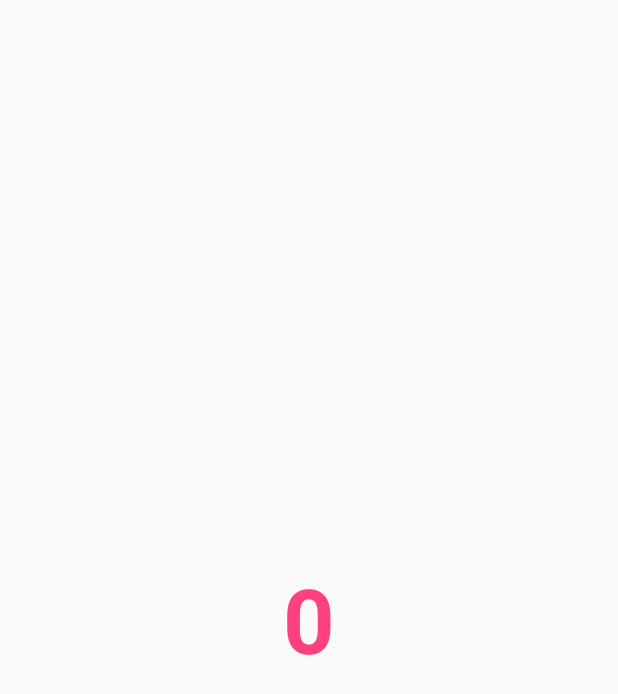
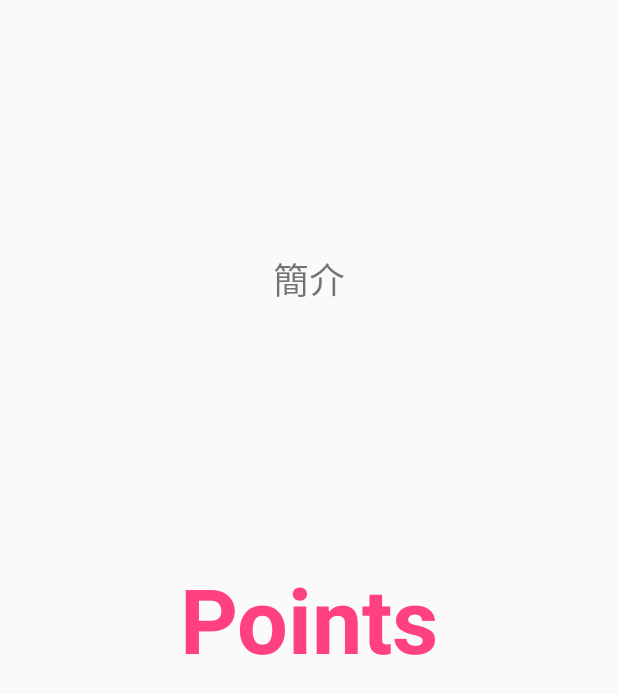
Before and after one commit to imonkey1220/E2GOGO, an Android app: the POINTSActivity screen opened directly, with no data from a screen before it, on a phone screen of 412 x 824 dp. Shown: the top 694 px of the screen. Run offline under Robolectric (Android 15) with nearby library versions, the phone set to English and light mode, and no system bars; our stand-ins replace Firebase (no records; nobody signed in at launch, a user with empty details on screens opened directly); libraries missing offline, so code that uses them is left out: com.firebase.ui; 2 statements that could not run were skipped.

Commit message:
start here

```diff
--- a/app/src/main/java/tw/imonkey/e2gogo/GUESTActivity.java
+++ b/app/src/main/java/tw/imonkey/e2gogo/GUESTActivity.java
@@ -34,7 +34,6 @@ public class GUESTActivity extends AppCompatActivity {
                         finish();
                     }
                 });
-
     }
 
 }
--- a/app/src/main/java/tw/imonkey/e2gogo/POINTSActivity.java
+++ b/app/src/main/java/tw/imonkey/e2gogo/POINTSActivity.java
@@ -12,6 +12,9 @@ import android.support.v7.widget.Toolbar;
 import android.view.View;
 import android.widget.TextView;
 
+import com.firebase.ui.auth.AuthUI;
+import com.google.android.gms.tasks.OnCompleteListener;
+import com.google.android.gms.tasks.Task;
 import com.google.firebase.auth.FirebaseAuth;
 import com.google.firebase.auth.FirebaseUser;
 import com.google.firebase.database.DataSnapshot;
@@ -24,10 +27,10 @@ public class POINTSActivity extends AppCompatActivity {
     public static final String devicePrefs = "devicePrefs";
     FirebaseAuth mAuth;
     FirebaseAuth.AuthStateListener mAuthListener;
-    DatabaseReference mPOINTS;
+    DatabaseReference mPOINTS, mDevice,mUsed;
     String memberEmail,deviceId,ACT;
-
-    TextView TVPoints;
+    Integer buyTimes;
+    TextView TVPoints,TVDescription;
 
     @Override
     protected void onCreate(Bundle savedInstanceState) {
@@ -38,9 +41,9 @@ public class POINTSActivity extends AppCompatActivity {
         Bundle extras = getIntent().getExtras();
         deviceId = extras.getString("deviceId");
         SharedPreferences settings = getSharedPreferences(devicePrefs, Context.MODE_PRIVATE);
-        ACT=settings.getString("ACT",null);
-        mPOINTS= FirebaseDatabase.getInstance().getReference("/LOG/POINTS/"+deviceId+"/"+ACT+"/");
-        TVPoints=(TextView) findViewById(R.id.textViewPoints);
+        ACT = settings.getString("ACT", null);
+        TVPoints = (TextView) findViewById(R.id.textViewPoints);
+        TVDescription = (TextView) findViewById(R.id.textViewDescription);
         mAuth = FirebaseAuth.getInstance();
         mAuthListener = new FirebaseAuth.AuthStateListener() {
             @Override
@@ -48,12 +51,38 @@ public class POINTSActivity extends AppCompatActivity {
                 FirebaseUser user = firebaseAuth.getCurrentUser();
                 if (user != null) {
                     memberEmail = user.getEmail();
-                    mPOINTS.orderByChild("memberEmail").equalTo(memberEmail).addListenerForSingleValueEvent(new ValueEventListener() {
+                    mDevice = FirebaseDatabase.getInstance().getReference("/DEVICE/" + deviceId);
+                    mDevice.child("DESCRIPTION").addValueEventListener(new ValueEventListener() {
                         @Override
                         public void onDataChange(DataSnapshot snapshot) {
-                            TVPoints.setText(String.valueOf(snapshot.getChildrenCount()));
+                            if(snapshot.getValue()!=null) {
+                                TVDescription.setText(snapshot.getValue().toString());
+                            }
                         }
+                        @Override
+                        public void onCancelled(DatabaseError databaseError) {
+                        }
+                    });
 
+                    mDevice.child("BUYTIMES").addValueEventListener(new ValueEventListener() {
+                        @Override
+                        public void onDataChange(DataSnapshot snapshot) {
+                            if (snapshot.getValue()!=null) {
+                                buyTimes = (int) snapshot.getValue();
+                            }
+                        }
+                        @Override
+                        public void onCancelled(DatabaseError databaseError) {
+                        }
+                    });
+                    mDevice.child("ACT").addValueEventListener(new ValueEventListener() {
+                        @Override
+                        public void onDataChange(DataSnapshot snapshot) {
+                            if (snapshot.getValue()!=null) {
+                                ACT =snapshot.getValue().toString();
+                                getPoints();
+                            }
+                        }
                         @Override
                         public void onCancelled(DatabaseError databaseError) {
                         }
@@ -61,6 +90,26 @@ public class POINTSActivity extends AppCompatActivity {
                 }
             }
         };
+    }
+
+    private void getPoints(){
+        mPOINTS = FirebaseDatabase.getInstance().getReference("/LOG/POINTS/" + deviceId + "/" + ACT + "/");
+        mPOINTS.orderByChild("memberEmail").equalTo(memberEmail).addListenerForSingleValueEvent(new ValueEventListener() {
+            @Override
+            public void onDataChange(DataSnapshot snapshot) {
+                int count = 0;
+                for (DataSnapshot childSnapshot : snapshot.getChildren()) {
+                    if (childSnapshot.child("USED").getValue() == null) {
+                        count++;
+                    }
+                }
+                TVPoints.setText(String.valueOf(count));
+            }
+
+            @Override
+            public void onCancelled(DatabaseError databaseError) {
+            }
+        });
     }
 
     @Override
@@ -87,4 +136,24 @@ public class POINTSActivity extends AppCompatActivity {
         startActivity(intent);
         finish();
     }
+
+    public void onClickChangePoints(View v) {
+        if(buyTimes!=null && buyTimes<=(Integer.parseInt(TVPoints.getText().toString()))){
+            mUsed=FirebaseDatabase.getInstance().getReference("/LOG/POINTS/" + deviceId + "/" + ACT + "/");
+            mUsed.orderByChild("memberEmail").equalTo(memberEmail).limitToFirst(buyTimes).addListenerForSingleValueEvent(new ValueEventListener() {
+                @Override
+                public void onDataChange(DataSnapshot snapshot) {
+                    for (DataSnapshot childSnapshot : snapshot.getChildren()) {
+                        mDevice.child(childSnapshot.getKey()).child("USED").setValue(true);
+                    }
+                }
+
+                @Override
+                public void onCancelled(DatabaseError databaseError) {
+                }
+            });
+
+            TVPoints.setText(Integer.parseInt(TVPoints.getText().toString())-buyTimes);
+        }
+    }
 }
--- a/app/src/main/res/layout/activity_points.xml
+++ b/app/src/main/res/layout/activity_points.xml
@@ -7,6 +7,21 @@
     tools:context="tw.imonkey.e2gogo.TCActivity">
 
     <TextView
+        android:id="@+id/textViewDescription"
+        android:layout_width="wrap_content"
+        android:layout_height="wrap_content"
+        android:layout_marginBottom="8dp"
+        android:layout_marginLeft="8dp"
+        android:layout_marginRight="8dp"
+        android:layout_marginTop="8dp"
+        android:text="簡介"
+        android:textSize="24sp"
+        app:layout_constraintBottom_toTopOf="@+id/textViewPoints"
+        app:layout_constraintLeft_toLeftOf="parent"
+        app:layout_constraintRight_toRightOf="parent"
+        app:layout_constraintTop_toTopOf="parent" />
+
+    <TextView
         android:id="@+id/textViewPoints"
         android:layout_width="wrap_content"
         android:layout_height="wrap_content"
@@ -14,6 +29,7 @@
         android:layout_marginLeft="8dp"
         android:layout_marginRight="8dp"
         android:layout_marginTop="8dp"
+        android:onClick="onClickChangePoints"
         android:text="Points"
         android:textColor="@color/colorAccent"
         android:textSize="60sp"
@@ -22,4 +38,5 @@
         app:layout_constraintLeft_toLeftOf="parent"
         app:layout_constraintRight_toRightOf="parent"
         app:layout_constraintTop_toTopOf="parent" />
+
 </android.support.constraint.ConstraintLayout>
```
